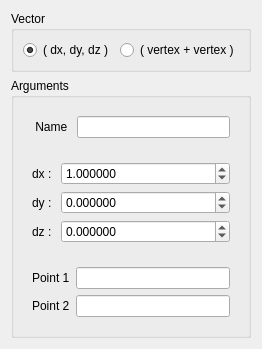
SalomePlatform/hexablock, file src/HEXABLOCKGUI/Vector_QTD.ui: the form before one commit.
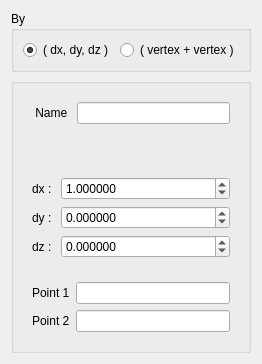
The form after the commit.

```diff
--- a/src/HEXABLOCKGUI/Vector_QTD.ui
+++ b/src/HEXABLOCKGUI/Vector_QTD.ui
@@ -6,8 +6,8 @@
    <rect>
     <x>0</x>
     <y>0</y>
-    <width>245</width>
-    <height>338</height>
+    <width>255</width>
+    <height>364</height>
    </rect>
   </property>
   <property name="sizePolicy">
@@ -32,7 +32,7 @@
       </sizepolicy>
      </property>
      <property name="title">
-      <string>Vector</string>
+      <string>By</string>
      </property>
      <layout class="QHBoxLayout" name="horizontalLayout_5">
       <item>
@@ -70,7 +70,7 @@
    <item>
     <widget class="QGroupBox" name="groupBox">
      <property name="title">
-      <string>Arguments</string>
+      <string/>
      </property>
      <layout class="QVBoxLayout" name="verticalLayout">
       <item>
```
